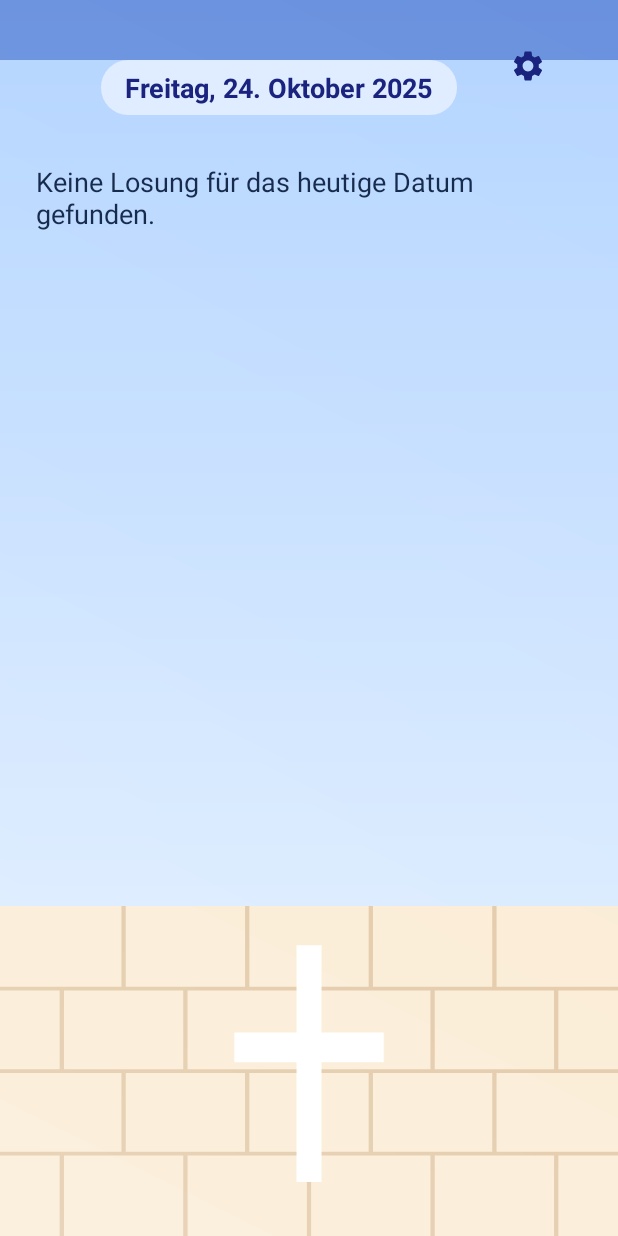
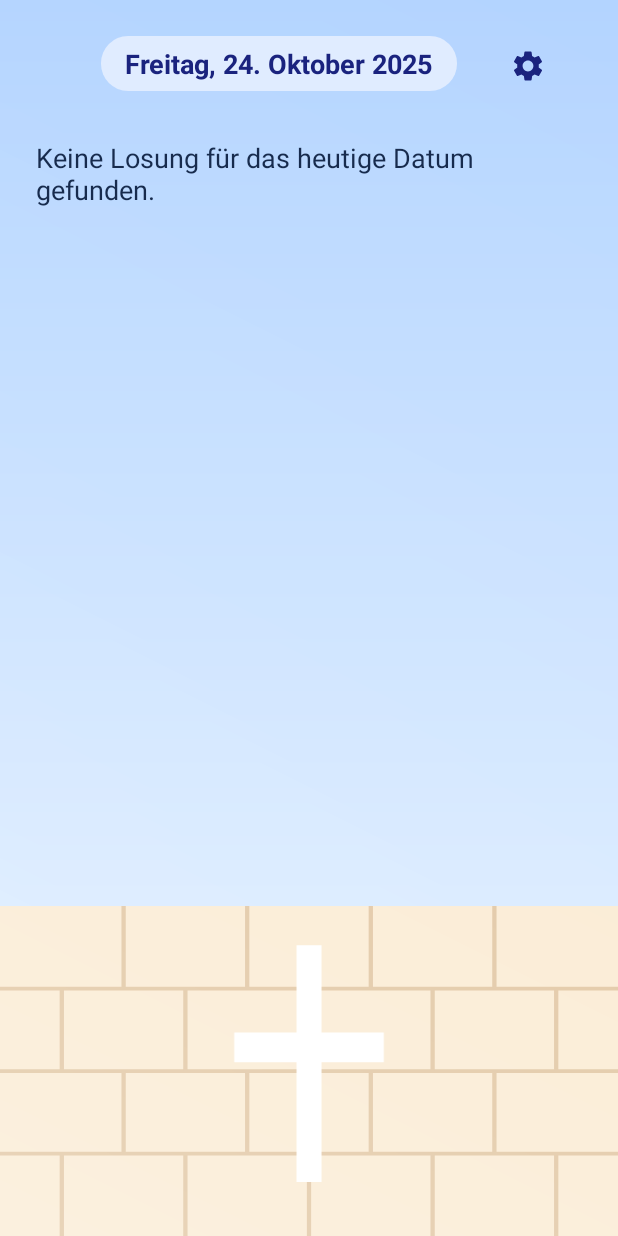
Before and after one commit to henosch/BibelVersApp, an Android app: the screen it shows after launch (MainActivity), on a phone screen of 412 x 824 dp. Run offline under Robolectric (Android 15) with nearby library versions, the phone set to English and light mode, and no system bars.

Commit message:
remove border

```diff
--- a/app/src/main/res/drawable/bg_devotional.xml
+++ b/app/src/main/res/drawable/bg_devotional.xml
@@ -7,14 +7,6 @@
                 android:startColor="#e6f2ff"
                 android:endColor="#b3d4ff"
                 android:angle="90" />
-        </shape>
-    </item>
-
-    <!-- Upper blue stripe -->
-    <item android:gravity="top">
-        <shape android:shape="rectangle">
-            <size android:height="40dp" />
-            <solid android:color="#993a66c9" />
         </shape>
     </item>
 
--- a/app/src/main/res/layout/activity_main.xml
+++ b/app/src/main/res/layout/activity_main.xml
@@ -13,16 +13,14 @@
         android:layout_width="wrap_content"
         android:layout_height="wrap_content"
         android:layout_marginEnd="16dp"
-        android:layout_marginTop="16dp"
+        android:layout_marginTop="0dp"
         android:background="?attr/selectableItemBackgroundBorderless"
         android:contentDescription="@string/settings_content_description"
         android:padding="8dp"
         android:src="@drawable/ic_settings"
         android:tint="#1a237e"
         app:layout_constraintEnd_toEndOf="parent"
-        app:layout_constraintTop_toTopOf="parent"
-        app:layout_constraintBottom_toBottomOf="@id/dateTextView"
-        app:layout_constraintBaseline_toBaselineOf="@id/dateTextView" />
+        app:layout_constraintTop_toTopOf="parent" />
 
     <TextView
         android:id="@+id/greetingTextView"
@@ -51,7 +49,7 @@
         android:layout_width="wrap_content"
         android:layout_height="wrap_content"
         android:layout_marginStart="16dp"
-        android:layout_marginTop="16dp"
+        android:layout_marginTop="0dp"
         android:background="@drawable/bg_date_chip"
         android:paddingStart="16dp"
         android:paddingEnd="16dp"
```
